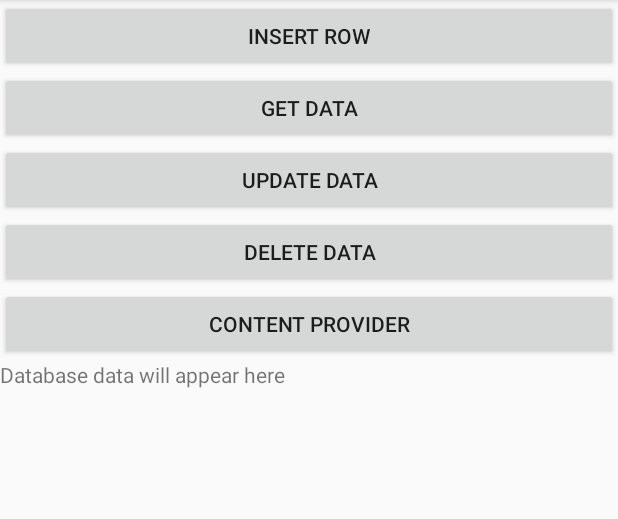
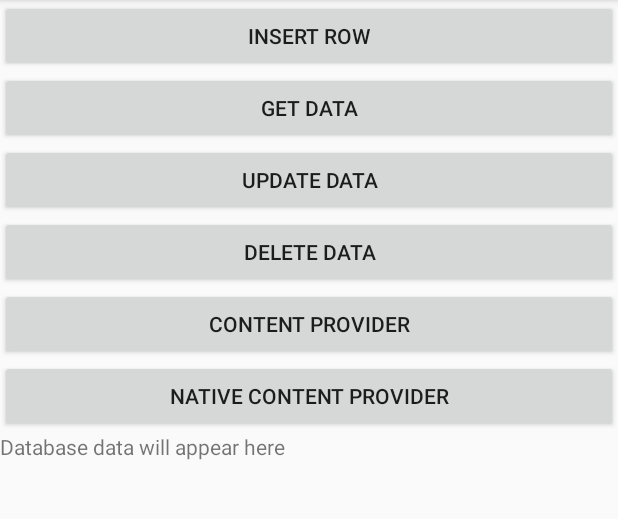
Before and after one commit to vikas1993/AndroidStudyCode, an Android app: the screen it shows after launch (MainActivity), on a phone screen of 412 x 824 dp, the part 84-603 px from its top. Run offline under Robolectric (Android 15) with nearby library versions, the phone set to English and light mode, and no system bars.

Commit message:
Chapter 6 Contact Content Provider

```diff
--- a/app/src/main/AndroidManifest.xml
+++ b/app/src/main/AndroidManifest.xml
@@ -1,6 +1,7 @@
 <?xml version="1.0" encoding="utf-8"?>
 <manifest xmlns:android="http://schemas.android.com/apk/res/android"
     package="com.nit.androidstudyproject">
+    <uses-permission android:name="android.permission.READ_CONTACTS"/>
 
     <application
         android:allowBackup="true"
--- a/app/src/main/res/layout/activity_main.xml
+++ b/app/src/main/res/layout/activity_main.xml
@@ -32,6 +32,11 @@
         android:layout_height="wrap_content"
         android:text="Content Provider"
         android:onClick="contentprovider"/>
+    <Button
+        android:layout_width="match_parent"
+        android:layout_height="wrap_content"
+        android:text="Native Content Provider"
+        android:onClick="nativeContentProvider"/>
     <TextView
         android:layout_width="match_parent"
         android:layout_height="wrap_content"
```
Also changed, not shown: app/src/main/java/com/nit/androidstudyproject/MainActivity.java (+37 -0 lines), gradle/wrapper/gradle-wrapper.properties (added), 1 other file.
